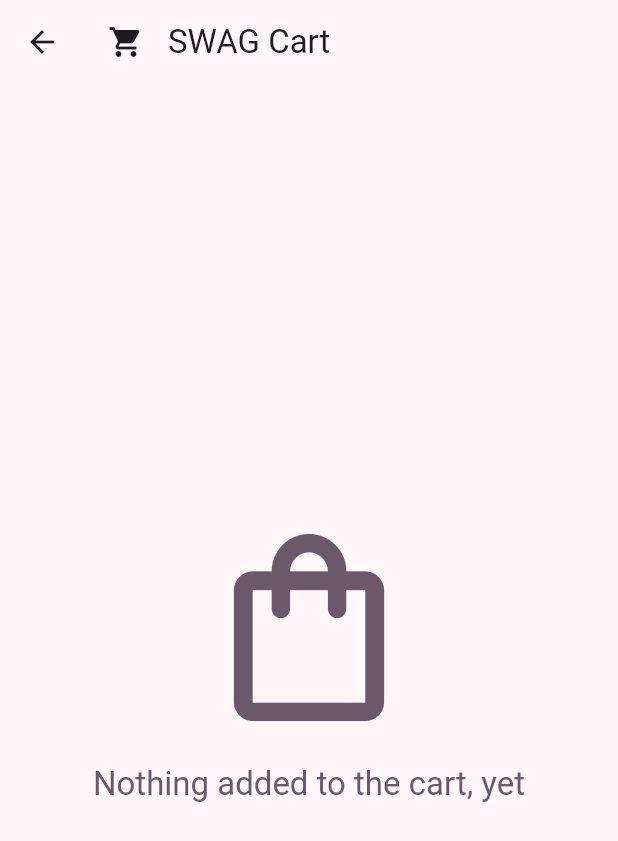
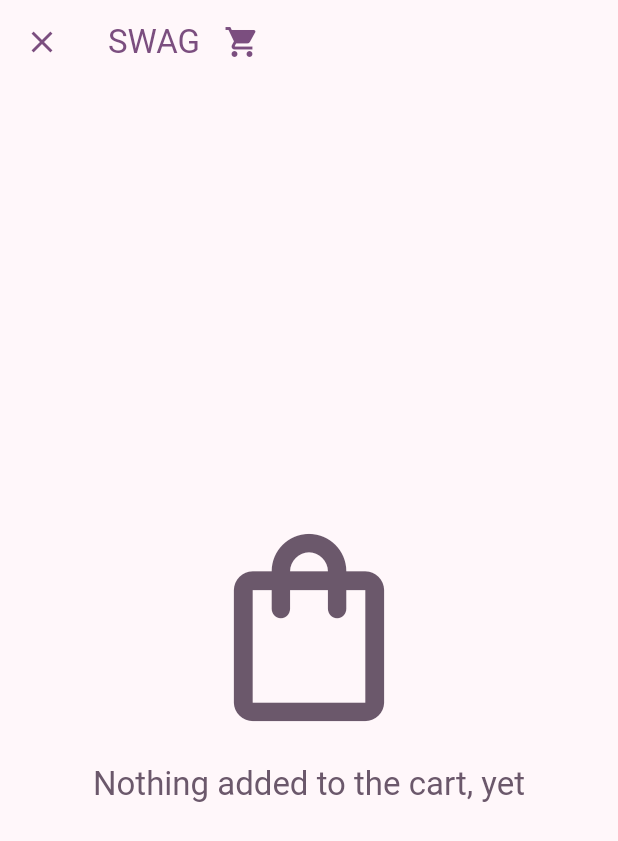
Before and after one commit to VadymPinchuk/conference_app, a Flutter app: the CartScreen screen opened by its route, on a phone screen of 412 x 824 dp. Shown: the top 841 px of the screen. Run offline on Flutter 3.47's test engine with Material 2 defaults, Android fonts, the light colour scheme and no system bars; our stand-ins replace bloc, flutter_bloc, go_router; network calls fail.

Commit message:
Added some routing fixes and color for AppBar

```diff
--- a/swag_store_app/lib/feature/cart/cart_screen.dart
+++ b/swag_store_app/lib/feature/cart/cart_screen.dart
@@ -1,20 +1,41 @@
 import 'package:flutter/material.dart';
 import 'package:flutter_bloc/flutter_bloc.dart';
+import 'package:go_router/go_router.dart';
 import 'package:swag_store_app/domain/models/product.dart';
 import 'package:swag_store_app/feature/cart/cart_bloc.dart';
 import 'package:swag_store_app/feature/products/product_tile.dart';
 
 class CartScreen extends StatelessWidget {
-  const CartScreen({super.key});
+  final String prevScreen;
+
+  const CartScreen({
+    super.key,
+    this.prevScreen = '',
+  });
 
   @override
-  Widget build(BuildContext context) => Scaffold(
+  Widget build(BuildContext context) {
+    var primary = Theme.of(context).colorScheme.primary;
+    return Scaffold(
       appBar: AppBar(
-          title: const Row(
+        leading: IconButton(
+          icon: Icon(Icons.close, color: primary),
+          onPressed: () => context.go('/$prevScreen'),
+        ),
+        title: Row(
           children: [
-              Icon(Icons.shopping_cart),
-              SizedBox(width: 16),
-              Text('SWAG Cart'),
+            Text(
+              'SWAG',
+              style: Theme.of(context)
+                  .textTheme
+                  .titleLarge!
+                  .copyWith(color: primary),
+            ),
+            const SizedBox(width: 16),
+            Icon(
+              Icons.shopping_cart,
+              color: primary,
+            ),
           ],
         ),
       ),
@@ -47,22 +68,23 @@ class CartScreen extends StatelessWidget {
                     ElevatedButton(
                       style: raisedButtonStyle,
                       onPressed: () {},
-                        child: Text('Order items'),
+                      child: const Text('Order items'),
                     ),
                   ],
                 ),
               ],
             ),
-            CartOrderPlacingState() => Stack(
+          CartOrderPlacingState() => const Stack(
               children: [],
             ),
-            CartOrderedState() => Stack(
+          CartOrderedState() => const Stack(
               children: [],
             ),
-            _ => Placeholder(),
+          _ => const Placeholder(),
         },
       ),
     );
+  }
 
   Widget _productsList(Map<Product, int> selection) => Expanded(
         child: ListView.builder(
@@ -77,8 +99,8 @@ class CartScreen extends StatelessWidget {
   ButtonStyle get raisedButtonStyle => ElevatedButton.styleFrom(
         backgroundColor: Colors.grey[300],
         foregroundColor: Colors.black87,
-        minimumSize: Size(88, 36),
-        padding: EdgeInsets.symmetric(horizontal: 16),
+        minimumSize: const Size(88, 36),
+        padding: const EdgeInsets.symmetric(horizontal: 16),
         shape: const RoundedRectangleBorder(
           borderRadius: BorderRadius.all(Radius.circular(2)),
         ),
--- a/swag_store_app/lib/feature/products/product_tile.dart
+++ b/swag_store_app/lib/feature/products/product_tile.dart
@@ -32,8 +32,8 @@ class ProductTile extends StatelessWidget {
               maxLines: 1,
             ),
             trailing: CounterView(
-              minNumber: quantity,
-              initNumber: amount,
+              minNumber: 0,
+              initNumber: quantity,
               counterCallback: (count) {
                 context.read<CartBloc>().add(CartChangeEvent(product, count));
               },
--- a/swag_store_app/lib/main.dart
+++ b/swag_store_app/lib/main.dart
@@ -41,7 +41,7 @@ final GoRouter _router = GoRouter(
         GoRoute(
           path: 'cart',
           builder: (BuildContext context, GoRouterState state) {
-            return const CartScreen();
+            return const CartScreen(prevScreen: 'products',);
           },
         ),
       ],
```
Also changed, not shown: swag_store_app/lib/feature/products/products_screen.dart (+16 -2 lines). Lines whose indentation alone changed are shown as unchanged.
